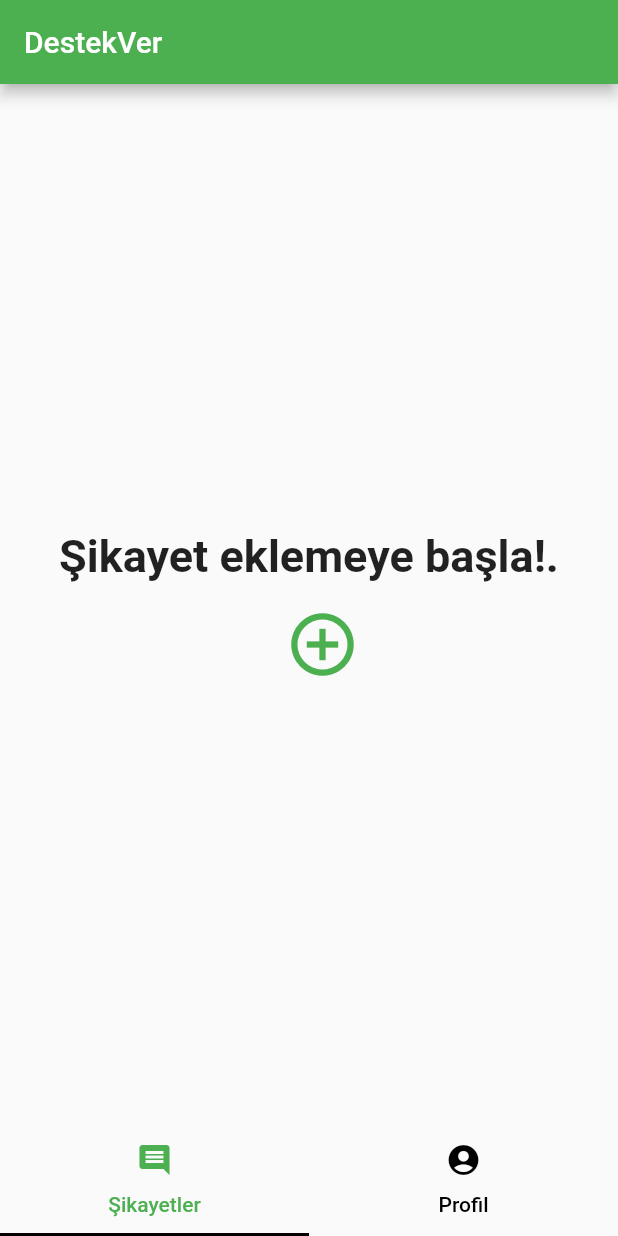
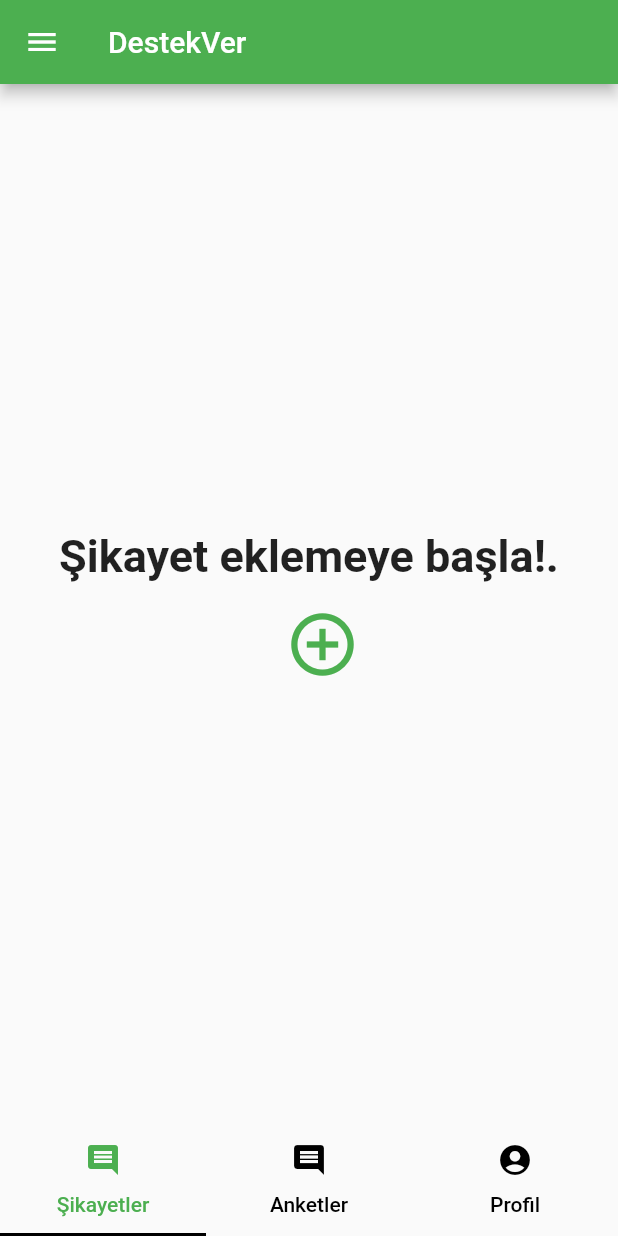
Before and after one commit to ahmetakil/destek_ver, a Flutter app: the screen it shows after launch, on a phone screen of 412 x 824 dp. Run offline on Flutter 3.47's test engine with Material 2 defaults, Android fonts, the phone set to English and light mode, and no system bars; our stand-ins replace rating_bar.

Commit message:
15 kasım son push

```diff
--- a/lib/screens/complain_screen.dart
+++ b/lib/screens/complain_screen.dart
@@ -52,31 +52,35 @@ class ComplainScreen extends StatelessWidget {
           itemCount: complains.length,
         ),
         Positioned(
-            right: 20,
-            bottom: 20,
+            right: -20,
+            bottom: 10,
             child: InkWell(
               onTap: () => Navigator.of(context).pushNamed(NewComplain.routeName),
               child: Container(
                 width: 100,
                 decoration: BoxDecoration(
-                  shape: BoxShape.circle,
-                  border: Border.all(color: Colors.black),
-
+                  borderRadius: BorderRadius.circular(25),
                   color: Colors.green
                 ),
                 child: Padding(
                   padding: const EdgeInsets.all(6.0),
                   child: Column(
                     children: <Widget>[
-                      Icon(
+                      Container(
+                        margin: EdgeInsets.only(right:10),
+                        child: Icon(
                           Icons.add,
                           color: Colors.white,
                           size: 32,
                         ),
-                      Text(
+                      ),
+                      Container(
+                        margin: EdgeInsets.only(right:12),
+                        child: Text(
                           "Şikayet Ekle",
                           textAlign: TextAlign.center,
                           style: TextStyle(color: Colors.white,fontWeight: FontWeight.bold,fontSize: 18),
+                        ),
                       )
                     ],
                   ),
--- a/lib/screens/new_complain.dart
+++ b/lib/screens/new_complain.dart
@@ -100,7 +100,7 @@ class _NewComplainState extends State<NewComplain> {
             height: 80,
             child: RaisedButton(
               child: Text(
-                'Şikayet ekle',
+                'Şikayet Ekle',
                 style: TextStyle(fontSize: 22),
               ),
               textColor: Colors.white,
--- a/lib/screens/tabs_screen.dart
+++ b/lib/screens/tabs_screen.dart
@@ -1,3 +1,4 @@
+import 'package:demo_app1/screens/survey_screen.dart';
 import 'package:flutter/material.dart';
 
 import '../screens/complain_screen.dart';
@@ -9,6 +10,7 @@ class TabsScreen extends StatelessWidget {
 
   List<Widget> _pages = [
     ComplainScreen(),
+    SurveyScreen(),
     ProfileScreen()
   ];
 
@@ -17,6 +19,7 @@ class TabsScreen extends StatelessWidget {
     return DefaultTabController(
       length: _pages.length,
       child: Scaffold(
+        drawer: Drawer(),
         appBar: AppBar(
           title: Text('DestekVer'),
         ),
@@ -28,6 +31,7 @@ class TabsScreen extends StatelessWidget {
           unselectedLabelColor: Colors.black,
           tabs: <Widget>[
             Tab(icon: Icon(Icons.comment),text: "Şikayetler",),
+            Tab(icon: Icon(Icons.comment),text: "Anketler",),
             Tab(icon: Icon(Icons.account_circle),text:"Profil"),
           ],
         ),
--- a/pubspec.yaml
+++ b/pubspec.yaml
@@ -22,6 +22,7 @@ dependencies:
   flutter:
     sdk: flutter
   provider: ^3.1.0+1
+  http: ^0.12.0+2
 
   # The following adds the Cupertino Icons font to your application.
   # Use with the CupertinoIcons class for iOS style icons.
```
Also changed, not shown: lib/main.dart (+17 -0 lines), lib/screens/survey_screen.dart (+17 -2 lines), lib/util/location_util.dart (added, +23 -0 lines), pubspec.lock, 2 other files. Lines whose indentation alone changed are shown as unchanged.
